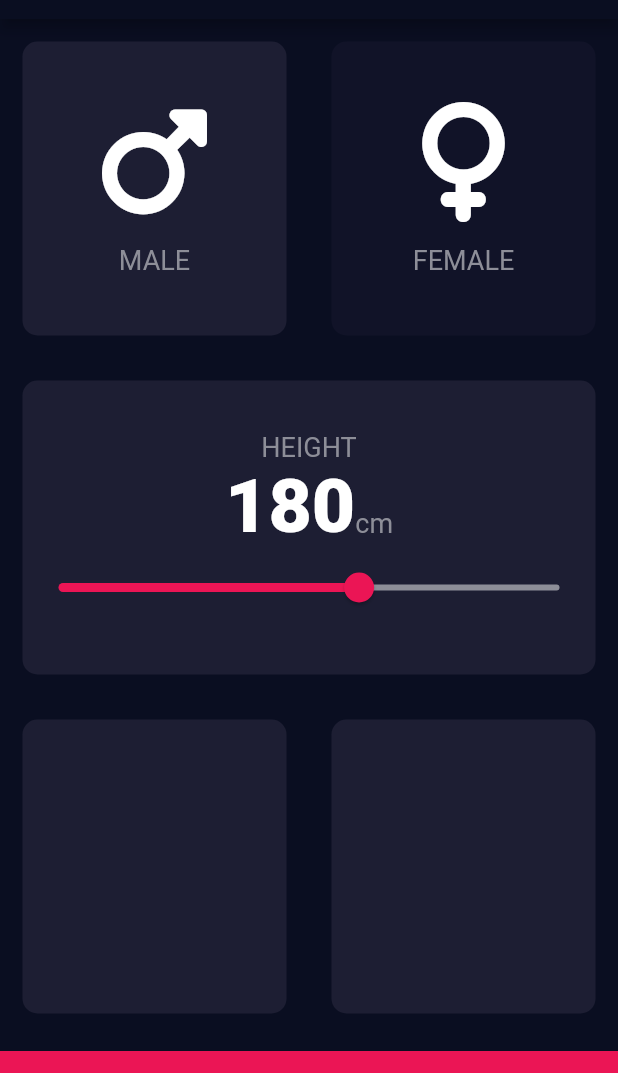
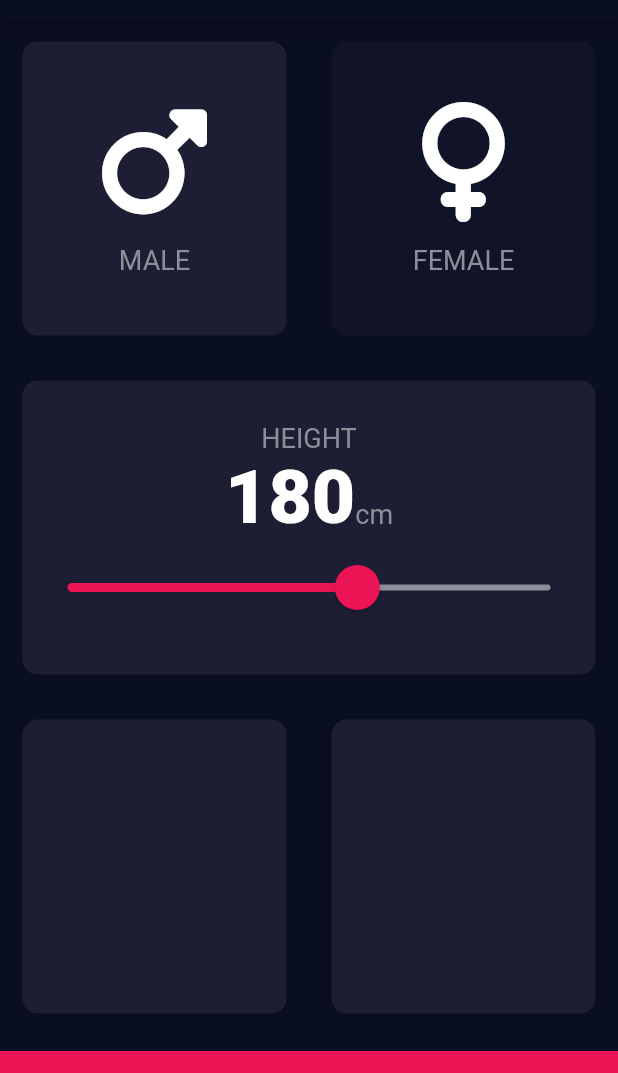
Before and after one commit to cagriaktpe/bmi-calculator, a Flutter app: the screen it shows after launch, on a phone screen of 412 x 824 dp, the part 65-1138 px from its top. Run offline on Flutter 3.47's test engine with Material 2 defaults, Android fonts, the phone set to English and light mode, and no system bars; our stand-ins replace font_awesome_flutter.

Commit message:
Add SliderTheme
Update input_page.dart

```diff
--- a/lib/input_page.dart
+++ b/lib/input_page.dart
@@ -89,7 +89,22 @@ class _InputPageState extends State<InputPage> {
                       ),
                     ],
                   ),
-                  Slider(
+                  SliderTheme(
+                    data: SliderTheme.of(
+                      context,
+                    ).copyWith(
+                      thumbShape: const RoundSliderThumbShape(
+                        enabledThumbRadius: 15.0,
+                      ),
+                      overlayShape: const RoundSliderOverlayShape(
+                        overlayRadius: 30.0,
+                      ),
+                      thumbColor: const Color(0xFFEB1555),
+                      overlayColor: const Color(0x29EB1555),
+                      activeTrackColor: Colors.white,
+                      inactiveTrackColor: const Color(0xFF8D8E98),
+                    ),
+                    child: Slider(
                       value: height.toDouble(),
                       min: 120,
                       max: 220,
@@ -100,6 +115,7 @@ class _InputPageState extends State<InputPage> {
                           height = newValue.round();
                         });
                       },
+                    ),
                   ),
                 ],
               ),
```
Lines whose indentation alone changed are shown as unchanged.
